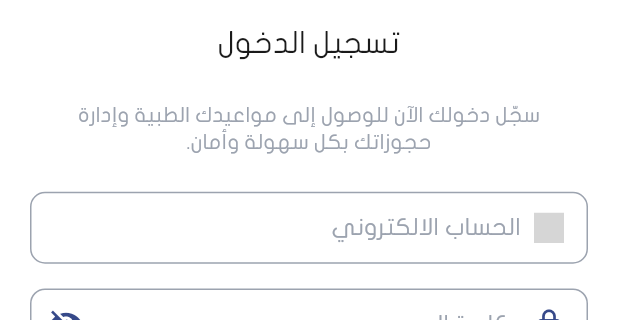
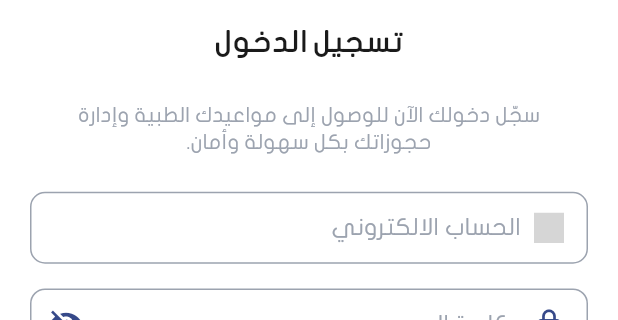
Before and after one commit to odaibishr/doctor_booking_system_with_ai, a Flutter app: the SignInView screen opened by its route, on a phone screen of 412 x 824 dp, the part 369-689 px from its top. Run offline on Flutter 3.47's test engine with Material 3 defaults, Android fonts, the phone set to English and light mode, and no system bars; our stand-ins replace carousel_slider, dio, go_router, smooth_page_indicator; missing offline and left inert: data_connection_checker_tv, social_auth_buttons, svg_flutter; grey boxes are pictures that could not be loaded.

Commit message:
change the title of the sign in view to bold

```diff
--- a/lib/features/Auth/signin/presention/widget/sign_in_body.dart
+++ b/lib/features/Auth/signin/presention/widget/sign_in_body.dart
@@ -25,9 +25,14 @@ class SignInBody extends StatelessWidget {
                 SizedBox(height: MediaQuery.of(context).size.height * 0.08),
                 Logo(),
                 SizedBox(height: MediaQuery.of(context).size.height * 0.02),
-                Text('تسجيل الدخول', style: FontStyles.headLine4),
+                Text(
+                  'تسجيل الدخول',
+                  style: FontStyles.headLine4.copyWith(
+                    fontWeight: FontWeight.bold,
+                  ),
+                ),
                 SizedBox(height: MediaQuery.of(context).size.height * 0.03),
-                SubTitle(),//subtitle text
+                SubTitle(), //subtitle text
                 SizedBox(height: MediaQuery.of(context).size.height * 0.03),
                 MainInputField(
                   hintText: 'الحساب الالكتروني',
@@ -42,17 +47,21 @@ class SignInBody extends StatelessWidget {
                 //forget password button
                 ForgetPasswordButton(text: 'نسيت كلمة المرور؟', ontap: () {}),
                 SizedBox(height: MediaQuery.of(context).size.height * 0.03),
-                MainButton(text: 'تسجيل الدخول', onTap: () {}),//main button
+                MainButton(text: 'تسجيل الدخول', onTap: () {}), //main button
                 SizedBox(height: MediaQuery.of(context).size.height * 0.03),
                 DividerCustom(), //divider line
                 GoogleButton(onPressed: () {}),
                 SizedBox(height: MediaQuery.of(context).size.height * 0.05),
-                Row(//Text for create account
+                Row(
+                  //Text for create account
                   mainAxisAlignment: MainAxisAlignment.center,
                   children: [
                     Text(
                       'ليس لديك حساب؟',
-                      style: FontStyles.body1.copyWith(color: AppColors.gray400,), ),
+                      style: FontStyles.body1.copyWith(
+                        color: AppColors.gray400,
+                      ),
+                    ),
                     ForgetPasswordButton(text: 'إنشاء حساب', ontap: () {}),
                   ],
                 ),
```
